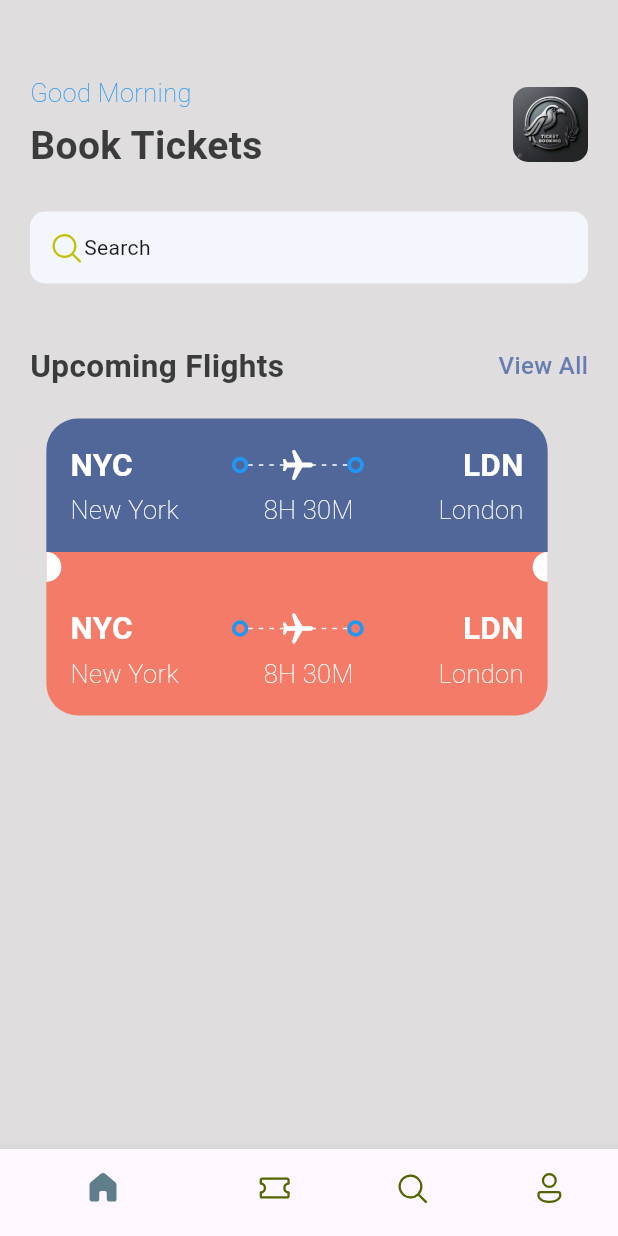
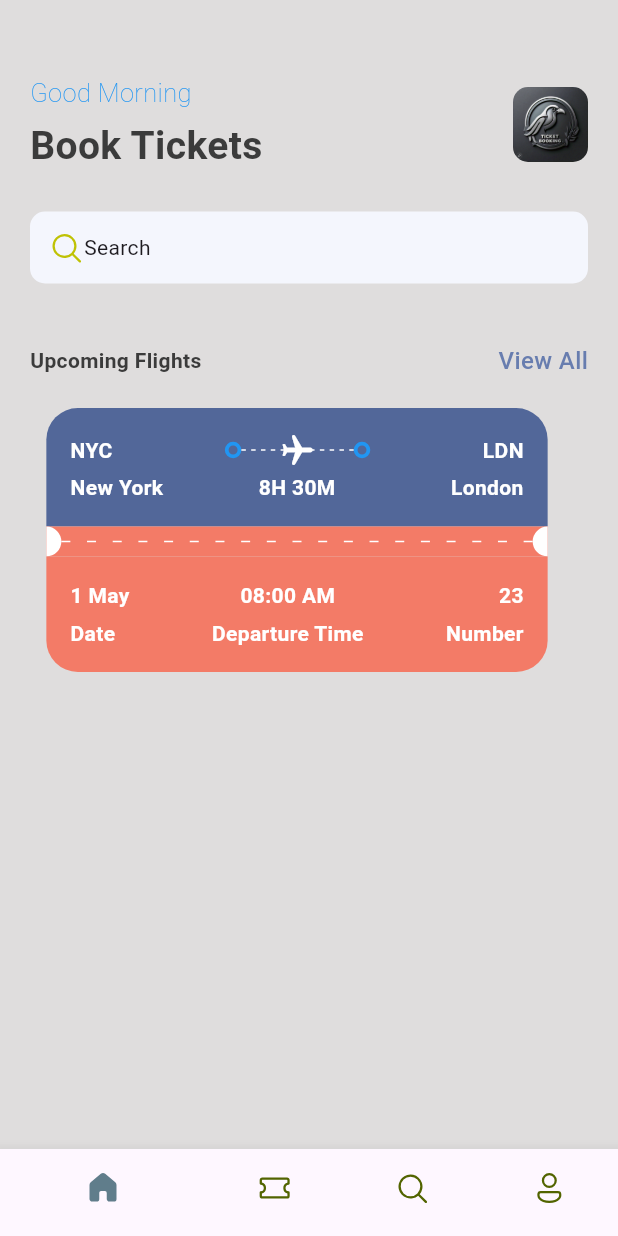
Before and after one commit to tahircoder2344/ticket-app, a Flutter app: the screen it shows after launch, on a phone screen of 412 x 824 dp. Run offline on Flutter 3.47's test engine with Material 3 defaults, Android fonts, the phone set to English and light mode, and no system bars; our stand-ins replace fluentui_icons.

Commit message:
Today's Work

```diff
--- a/lib/base/res/styles/app_styles.dart
+++ b/lib/base/res/styles/app_styles.dart
@@ -13,6 +13,7 @@ class AppStyles {
   static TextStyle textStyle = TextStyle(fontSize: 16,color: textColor,fontWeight: FontWeight.w500);
   static TextStyle headlineStyleOne = TextStyle(fontSize: 26, fontWeight: FontWeight.bold, color: AppStyles.textColor);
   static TextStyle headlineStyleTwo = const TextStyle(fontSize: 17, fontWeight: FontWeight.w100,color: Colors.blue);
-  static TextStyle headlineStyleThree = TextStyle(fontSize: 21, fontWeight: FontWeight.bold,color: AppStyles.textColor);
+  static TextStyle headlineStyleThree = TextStyle(fontSize: 14, fontWeight: FontWeight.bold,color: AppStyles.textColor);
   static TextStyle headlineStyleFour = TextStyle(fontSize: 18, fontWeight: FontWeight.bold,color: AppStyles.textColor);
+  static TextStyle headlineStyleNew = TextStyle(fontSize: 14, fontWeight: FontWeight.bold,color: AppStyles.textColor);
 }
--- a/lib/base/widgets/app_layout_builder.dart
+++ b/lib/base/widgets/app_layout_builder.dart
@@ -3,7 +3,8 @@ import 'package:flutter/material.dart';
 
 class AppLayoutBuilder extends StatelessWidget {
   final int randomDivider;
-  const AppLayoutBuilder({super.key, required this.randomDivider});
+  final double width;
+    const AppLayoutBuilder({super.key, required this.randomDivider, this.width = 3});
 
   @override
   Widget build(BuildContext context) {
@@ -18,9 +19,9 @@ class AppLayoutBuilder extends StatelessWidget {
           direction: Axis.horizontal,
           children: List.generate(
             (constraints.constrainWidth() / randomDivider).floor(),
-                (index) => const SizedBox(
-              width: 3,height: 1,
-              child: DecoratedBox(
+                (index) =>  SizedBox(
+              width: width,height: 1,
+              child: const DecoratedBox(
                 decoration: BoxDecoration(
                   color: Colors.white,
                 ),
--- /dev/null
+++ b/lib/base/widgets/text_style_6th.dart
@@ -0,0 +1,18 @@
+import 'package:flutter/material.dart';
+
+import '../res/styles/app_styles.dart';
+
+class TextStyle6th extends StatelessWidget {
+  final String text;
+  const TextStyle6th({super.key, required this.text});
+
+  @override
+  Widget build(BuildContext context) {
+    return  Text(
+      text,
+      textAlign: TextAlign.center,
+      style: AppStyles.headlineStyleNew
+          .copyWith(color: Colors.white),
+    );
+  }
+}
--- /dev/null
+++ b/lib/base/widgets/text_style_fifith.dart
@@ -0,0 +1,18 @@
+import 'package:flutter/material.dart';
+
+import '../res/styles/app_styles.dart';
+
+class TextStyleFifith extends StatelessWidget {
+  final String text;
+  const TextStyleFifith({super.key, required this.text});
+
+  @override
+  Widget build(BuildContext context) {
+    return  Text(
+      text,
+      textAlign: TextAlign.start,
+      style: AppStyles.headlineStyleNew
+          .copyWith(color: Colors.white),
+    );
+  }
+}
--- /dev/null
+++ b/lib/base/widgets/text_style_fourth.dart
@@ -0,0 +1,18 @@
+import 'package:flutter/material.dart';
+
+import '../res/styles/app_styles.dart';
+
+class TextStyleFourth extends StatelessWidget {
+  final String text;
+  const TextStyleFourth({super.key, required this.text});
+
+  @override
+  Widget build(BuildContext context) {
+    return  Text(
+      text,
+      textAlign: TextAlign.end,
+      style: AppStyles.headlineStyleNew
+          .copyWith(color: Colors.white),
+    );
+  }
+}
--- /dev/null
+++ b/lib/base/widgets/text_style_third.dart
@@ -0,0 +1,18 @@
+import 'package:flutter/material.dart';
+
+import '../res/styles/app_styles.dart';
+
+class TextStyleThird extends StatelessWidget {
+  final String text;
+  const TextStyleThird({super.key, required this.text});
+
+  @override
+  Widget build(BuildContext context) {
+    return  Text(
+      text,
+      textAlign: TextAlign.start,
+      style: AppStyles.headlineStyleThree
+          .copyWith(color: Colors.white),
+    );
+  }
+}
--- /dev/null
+++ b/lib/base/widgets/ticket_column_layout.dart
@@ -0,0 +1,22 @@
+import 'package:flutter/cupertino.dart';
+import 'package:ticket_app/base/widgets/text_style_fifith.dart';
+import 'package:ticket_app/base/widgets/text_style_third.dart';
+
+class TicketColumnLayout extends StatelessWidget {
+  final String ticketText;
+  final String bottomText;
+  final CrossAxisAlignment alignment;
+  const TicketColumnLayout({super.key, required this.ticketText, required this.bottomText, required this.alignment});
+
+  @override
+  Widget build(BuildContext context) {
+    return   Column(
+      crossAxisAlignment: alignment,
+      children: [
+        TextStyleThird(text: ticketText),
+        const SizedBox(height: 5,),
+        TextStyleFifith(text: bottomText)
+      ],
+    );
+  }
+}
--- a/lib/base/widgets/ticket_view.dart
+++ b/lib/base/widgets/ticket_view.dart
@@ -3,6 +3,10 @@ import 'package:ticket_app/base/res/styles/app_styles.dart';
 import 'package:ticket_app/base/widgets/app_layout_builder.dart';
 import 'package:ticket_app/base/widgets/plane_dot.dart';
 import 'package:ticket_app/base/widgets/side_semi_circle.dart';
+import 'package:ticket_app/base/widgets/text_style_fifith.dart';
+import 'package:ticket_app/base/widgets/text_style_fourth.dart';
+import 'package:ticket_app/base/widgets/text_style_third.dart';
+import 'package:ticket_app/base/widgets/ticket_column_layout.dart';
 
 class TicketView extends StatelessWidget {
   const TicketView({super.key});
@@ -17,6 +21,7 @@ class TicketView extends StatelessWidget {
         margin: const EdgeInsets.only(right: 16),
         child: Column(
           children: [
+            //blue part of tickets
             Container(
               padding: const EdgeInsets.all(16),
               decoration: BoxDecoration(
@@ -31,11 +36,7 @@ class TicketView extends StatelessWidget {
                   //Departure and destination with icons
                   Row(
                     children: [
-                      Text(
-                        "NYC",
-                        style: AppStyles.headlineStyleThree
-                            .copyWith(color: Colors.white),
-                      ),
+                      const TextStyleThird(text: 'NYC',),
                       Expanded(child: Container()),
                       const PlaneDot(),
                       Expanded(
@@ -59,11 +60,7 @@ class TicketView extends StatelessWidget {
                       )),
                       const PlaneDot(),
                       Expanded(child: Container()),
-                      Text(
-                        "LDN",
-                        style: AppStyles.headlineStyleThree
-                            .copyWith(color: Colors.white),
-                      )
+                      const TextStyleThird(text: 'LDN',),
                     ],
                   ),
                   const SizedBox(
@@ -72,38 +69,34 @@ class TicketView extends StatelessWidget {
                   //Departure and time with name
                   Row(
                     children: [
-                      Text(
-                        "New York",
-                        style: AppStyles.headlineStyleTwo
-                            .copyWith(color: Colors.white),
+                      const SizedBox(
+                        width: 100,
+                        child: TextStyleFifith(text: 'New York',),
                       ),
                       Expanded(child: Container()),
-                      Text(
-                        "8H 30M",
-                        style: AppStyles.headlineStyleTwo
-                            .copyWith(color: Colors.white),
-                      ),
+                      const TextStyleFourth(text: '8H 30M',),
                       Expanded(child: Container()),
-                      Text(
-                        "London",
-                        style: AppStyles.headlineStyleTwo
-                            .copyWith(color: Colors.white),
+                      const SizedBox(
+                        width: 100,
+                        child:TextStyleFourth(text: "London",)
                       )
                     ],
                   ),
                 ],
               ),
             ),
+            //circles, dots and airplane
             Container(
               color: AppStyles.ticketRed,
-              child:  Row(
+              child:  const Row(
                 children: [
-                  const SideSemiCircle( isRight: false,),
-                  Expanded(child: Container()),
-                  const SideSemiCircle(isRight: true,),
+                  SideSemiCircle( isRight: false,),
+                  Expanded(child: AppLayoutBuilder(randomDivider: 16,width: 6,)),
+                  SideSemiCircle(isRight: true,),
                 ],
               ),
             ),
+            //orange part of tickets
             Container(
               padding: const EdgeInsets.all(16),
               decoration: BoxDecoration(
@@ -113,71 +106,18 @@ class TicketView extends StatelessWidget {
                   bottomRight: Radius.circular(21),
                 ),
               ),
-              child: Column(
+              child: const Column(
                 children: [
                   //Departure and destination with icons
                   Row(
+                    mainAxisAlignment: MainAxisAlignment.spaceBetween,
                     children: [
-                      Text(
-                        "NYC",
-                        style: AppStyles.headlineStyleThree
-                            .copyWith(color: Colors.white),
-                      ),
-                      Expanded(child: Container()),
-                      const PlaneDot(),
-                      Expanded(
-                          child: Stack(
-                        children: [
-                          const SizedBox(
-                            height: 24,
-                            child: AppLayoutBuilder(
-                              randomDivider: 6,
-                            ),
-                          ),
-                          Center(
-                            child: Transform.rotate(
-                                angle: 1.57,
-                                child: const Icon(
-                                  Icons.local_airport_rounded,
-                                  color: Colors.white,
-                                )),
-                          )
-                        ],
-                      )),
-                      const PlaneDot(),
-                      Expanded(child: Container()),
-                      Text(
-                        "LDN",
-                        style: AppStyles.headlineStyleThree
-                            .copyWith(color: Colors.white),
-                      )
+                      TicketColumnLayout(ticketText: "1 May", bottomText: 'Date', alignment: CrossAxisAlignment.start,),
+                      TicketColumnLayout(ticketText: "08:00 AM", bottomText: 'Departure Time', alignment: CrossAxisAlignment.center,),
+                      TicketColumnLayout(ticketText: "23", bottomText: 'Number', alignment: CrossAxisAlignment.end,),
                     ],
                   ),
-                  const SizedBox(
-                    height: 3,
-                  ),
-                  //Departure and time with name
-                  Row(
-                    children: [
-                      Text(
-                        "New York",
-                        style: AppStyles.headlineStyleTwo
-                            .copyWith(color: Colors.white),
-                      ),
-                      Expanded(child: Container()),
-                      Text(
-                        "8H 30M",
-                        style: AppStyles.headlineStyleTwo
-                            .copyWith(color: Colors.white),
-                      ),
-                      Expanded(child: Container()),
-                      Text(
-                        "London",
-                        style: AppStyles.headlineStyleTwo
-                            .copyWith(color: Colors.white),
-                      )
-                    ],
-                  ),
+
                 ],
               ),
             ),
```
Also changed, not shown: lib/main.dart (+2 -14 lines).
